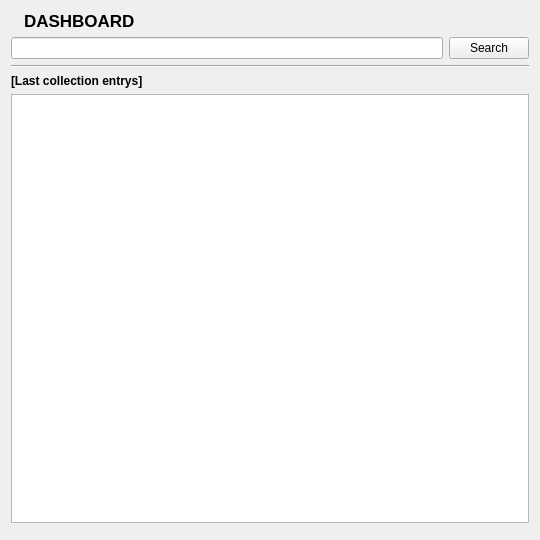
Above: ui/designer/dashboard.ui from arielvb/collector before the change. Below: the same form after it.
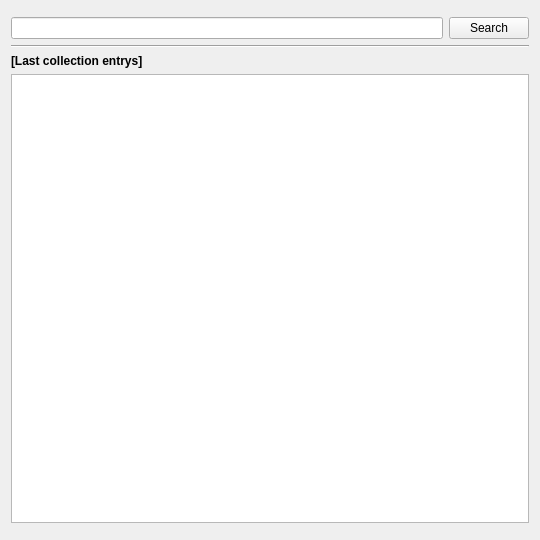
That is the form after the change. Icons and pictures are not drawn.

Commit message: Clean code and pylint to collector.py, search plugin view reactivated (new worker and view); minor changes to the topbar

Diff of the .ui file:
```diff
--- a/ui/designer/dashboard.ui
+++ b/ui/designer/dashboard.ui
@@ -15,60 +15,7 @@
   </property>
   <layout class="QVBoxLayout" name="verticalLayout_2">
    <item>
-    <layout class="QHBoxLayout" name="topbarLayout">
-     <item>
-      <widget class="QLabel" name="icon">
-       <property name="sizePolicy">
-        <sizepolicy hsizetype="Fixed" vsizetype="Fixed">
-         <horstretch>16</horstretch>
-         <verstretch>16</verstretch>
-        </sizepolicy>
-       </property>
-       <property name="baseSize">
-        <size>
-         <width>16</width>
-         <height>16</height>
-        </size>
-       </property>
-       <property name="text">
-        <string/>
-       </property>
-       <property name="pixmap">
-        <pixmap resource="resources.qrc">:/ico/dashboard.png</pixmap>
-       </property>
-      </widget>
-     </item>
-     <item>
-      <widget class="QLabel" name="label_7">
-       <property name="font">
-        <font>
-         <pointsize>13</pointsize>
-         <weight>75</weight>
-         <bold>true</bold>
-        </font>
-       </property>
-       <property name="text">
-        <string>DASHBOARD</string>
-       </property>
-       <property name="textInteractionFlags">
-        <set>Qt::NoTextInteraction</set>
-       </property>
-      </widget>
-     </item>
-     <item>
-      <spacer name="horizontalSpacer">
-       <property name="orientation">
-        <enum>Qt::Horizontal</enum>
-       </property>
-       <property name="sizeHint" stdset="0">
-        <size>
-         <width>40</width>
-         <height>20</height>
-        </size>
-       </property>
-      </spacer>
-     </item>
-    </layout>
+    <widget class="QWidget" name="topbar" native="true"/>
    </item>
    <item>
     <layout class="QVBoxLayout" name="verticalLayout">
```
The commit also changes 14 other files.
